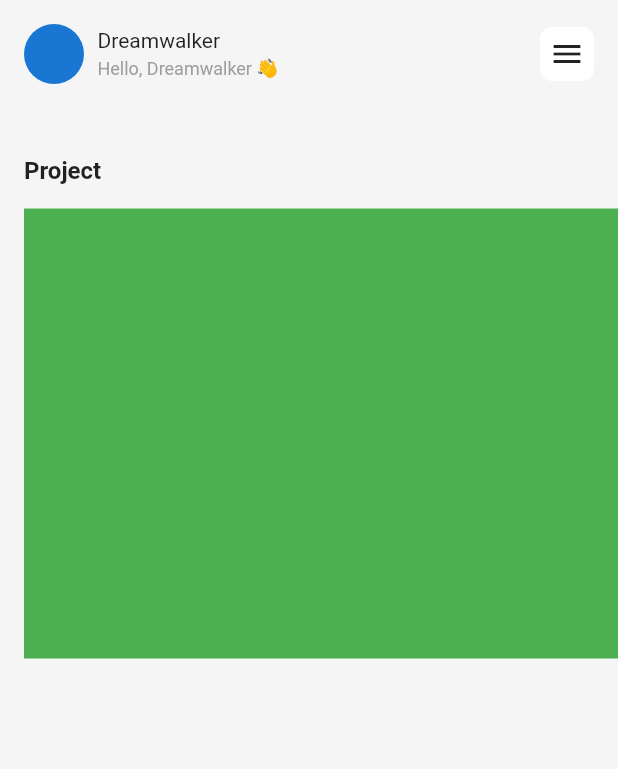
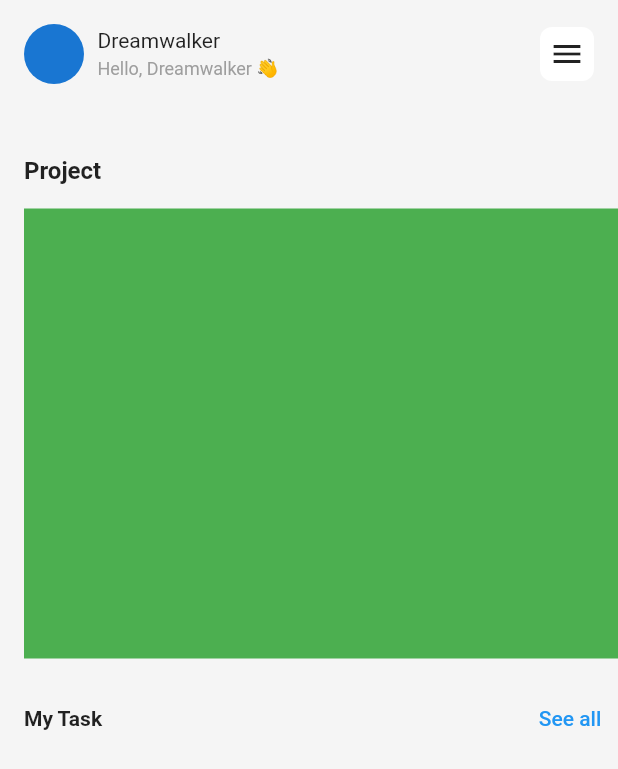
Before and after one commit to JAICHANGPARK/flutter_notebook_18th_story, a Flutter app: the screen it shows after launch, on a phone screen of 412 x 824 dp. Shown: the top 769 px of the screen. Run offline on Flutter 3.47's test engine with Material 2 defaults, Android fonts, the phone set to English and light mode, and no system bars; our stand-ins replace cached_network_image, flutter_lorem, flutter_riverpod, flutter_svg, freezed_annotation, go_router and 2 more.

Commit message:
Update task_management_main_page.dart

```diff
--- a/lib/ep1066_task_mng_app/src/ui/task_management_main_page.dart
+++ b/lib/ep1066_task_mng_app/src/ui/task_management_main_page.dart
@@ -52,7 +52,7 @@ class _TaskManagementMainPageState extends State<TaskManagementMainPage> {
                 ],
               ),
             ),
-            SizedBox(
+            const SizedBox(
               height: 16,
             ),
             Expanded(
@@ -60,25 +60,43 @@ class _TaskManagementMainPageState extends State<TaskManagementMainPage> {
               child: Column(
                 crossAxisAlignment: CrossAxisAlignment.start,
                 children: [
-                  Padding(
-                    padding: const EdgeInsets.all(16.0),
+                  const Padding(
+                    padding: EdgeInsets.all(16.0),
                     child: Text(
                       "Project",
-                      style: TextStyle(
-                        fontWeight: FontWeight.bold,
-                        fontSize: 16
-                      ),
+                      style: TextStyle(fontWeight: FontWeight.bold, fontSize: 16),
                     ),
                   ),
                   Padding(
                     padding: const EdgeInsets.fromLTRB(16, 0, 0, 8),
                     child: Container(
                       height: 300,
-                      decoration: BoxDecoration(
+                      decoration: const BoxDecoration(
                         color: Colors.green,
                       ),
                     ),
                   ),
+                  const SizedBox(
+                    height: 8,
+                  ),
+                  Padding(
+                    padding: const EdgeInsets.only(left: 16),
+                    child: Row(
+                      mainAxisAlignment: MainAxisAlignment.spaceBetween,
+                      children: [
+                        const Text(
+                          "My Task",
+                          style: TextStyle(
+                            fontWeight: FontWeight.bold,
+                          ),
+                        ),
+                        TextButton(
+                          onPressed: () {},
+                          child: const Text("See all"),
+                        ),
+                      ],
+                    ),
+                  )
                 ],
               ),
             ))
```
